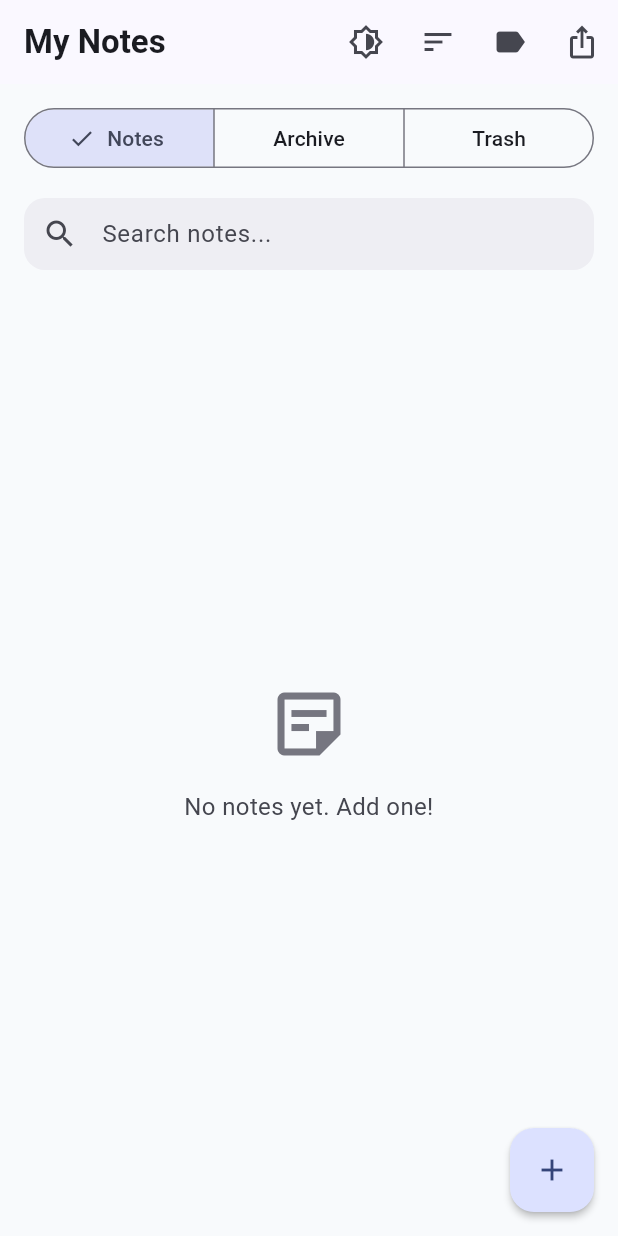
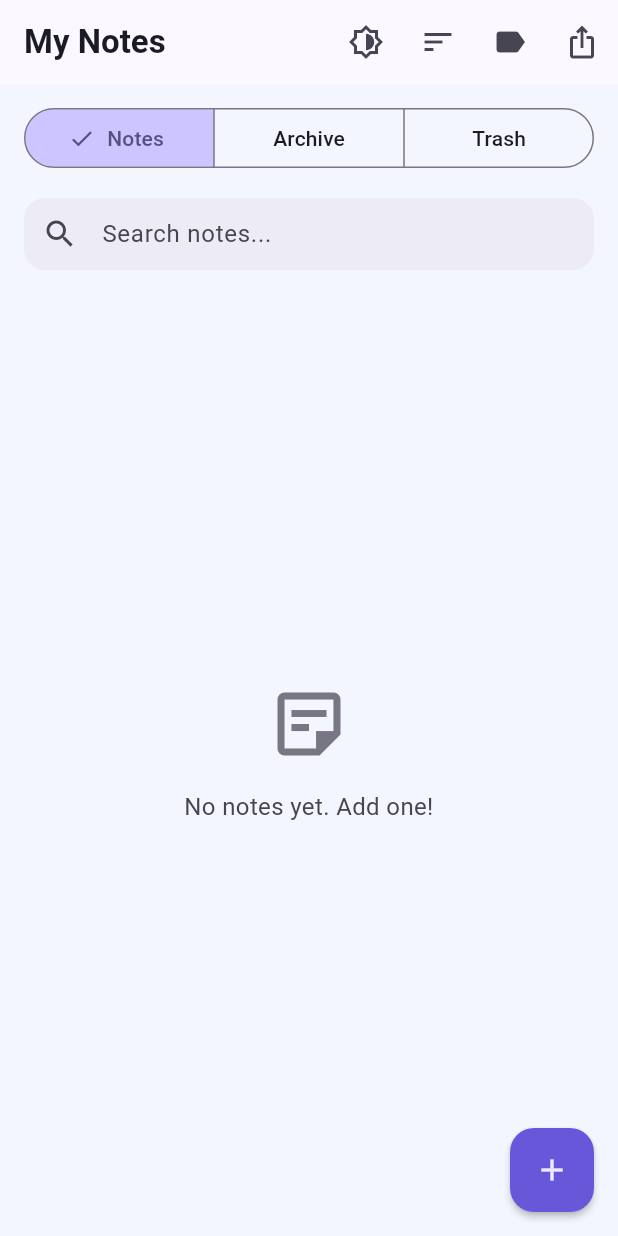
Before and after one commit to nguyendong47/flutter-clean-notes, a Flutter app: the screen it shows after launch, on a phone screen of 412 x 824 dp. Run offline on Flutter 3.47's test engine with Material 3 defaults, Android fonts, the phone set to English and light mode, and no system bars; our stand-ins replace file_picker, flutter_local_notifications, flutter_markdown, flutter_riverpod, go_router, riverpod_annotation and 4 more; accounts and stored records are empty; generated files the repository leaves out were written again.

Commit message:
feat: add aurora glass design foundation

```diff
--- /dev/null
+++ b/lib/app/theme/aurora_theme.dart
@@ -0,0 +1,36 @@
+import 'package:flutter/foundation.dart';
+import 'package:flutter/material.dart';
+
+abstract final class AuroraTheme {
+  static const indigo = Color(0xFF6757D9);
+  static const darkIndigo = Color(0xFFA99BFF);
+  static const mint = Color(0xFF2DB9A8);
+
+  static ThemeData light() => _build(Brightness.light);
+  static ThemeData dark() => _build(Brightness.dark);
+
+  static ThemeData _build(Brightness brightness) {
+    final dark = brightness == Brightness.dark;
+    final scheme = ColorScheme.fromSeed(
+      seedColor: dark ? darkIndigo : indigo,
+      primary: dark ? darkIndigo : indigo,
+      brightness: brightness,
+      dynamicSchemeVariant: DynamicSchemeVariant.fidelity,
+    );
+    return ThemeData(
+      useMaterial3: true,
+      colorScheme: scheme,
+      scaffoldBackgroundColor: dark
+          ? const Color(0xFF0B1020)
+          : const Color(0xFFF4F6FF),
+      textTheme: Typography.material2021(platform: defaultTargetPlatform).black
+          .apply(
+            bodyColor: dark ? const Color(0xFFF4F6FF) : const Color(0xFF17203B),
+            displayColor: dark
+                ? const Color(0xFFF4F6FF)
+                : const Color(0xFF17203B),
+          ),
+      navigationBarTheme: const NavigationBarThemeData(height: 72),
+    );
+  }
+}
--- a/lib/main.dart
+++ b/lib/main.dart
@@ -6,6 +6,7 @@ import 'package:sqflite_common_ffi/sqflite_ffi.dart';
 import 'package:flutter_clean_notes/app/app_providers.dart';
 import 'package:flutter_clean_notes/app/notification_service.dart';
 import 'package:flutter_clean_notes/app/router.dart';
+import 'package:flutter_clean_notes/app/theme/aurora_theme.dart';
 
 void main() async {
   WidgetsFlutterBinding.ensureInitialized();
@@ -22,33 +23,6 @@ void main() async {
 class MyApp extends ConsumerWidget {
   const MyApp({super.key});
 
-  static const _seedColor = Color(0xFF1E3A8A);
-
-  static ThemeData _buildTheme(Brightness brightness) {
-    final colorScheme = ColorScheme.fromSeed(
-      seedColor: _seedColor,
-      brightness: brightness,
-    );
-    return ThemeData(
-      colorScheme: colorScheme,
-      useMaterial3: true,
-      scaffoldBackgroundColor: brightness == Brightness.light
-          ? const Color(0xFFF8FAFC)
-          : colorScheme.surface,
-      appBarTheme: AppBarTheme(
-        centerTitle: false,
-        elevation: 0,
-        scrolledUnderElevation: 0.5,
-        backgroundColor: colorScheme.surface,
-      ),
-      cardTheme: const CardThemeData(
-        elevation: 1,
-        clipBehavior: Clip.antiAlias,
-      ),
-      snackBarTheme: SnackBarThemeData(behavior: SnackBarBehavior.floating),
-    );
-  }
-
   @override
   Widget build(BuildContext context, WidgetRef ref) {
     final themeMode = ref.watch(appThemeProvider).value ?? ThemeMode.system;
@@ -57,8 +31,8 @@ class MyApp extends ConsumerWidget {
       title: 'Flutter Clean Notes',
       debugShowCheckedModeBanner: false,
       routerConfig: ref.watch(routerProvider),
-      theme: _buildTheme(Brightness.light),
-      darkTheme: _buildTheme(Brightness.dark),
+      theme: AuroraTheme.light(),
+      darkTheme: AuroraTheme.dark(),
       themeMode: themeMode,
     );
   }
```
Also changed, not shown: lib/app/widgets/aurora_background.dart (added, +72 -0 lines), lib/app/widgets/glass_surface.dart (added, +55 -0 lines), 2 other files.
